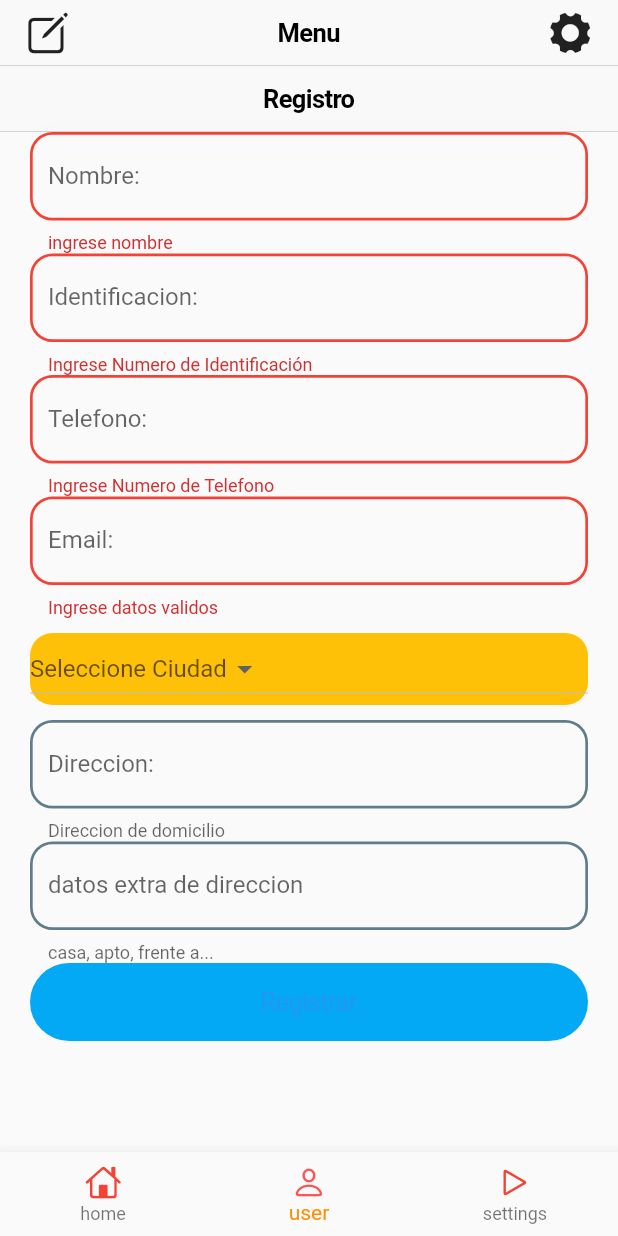
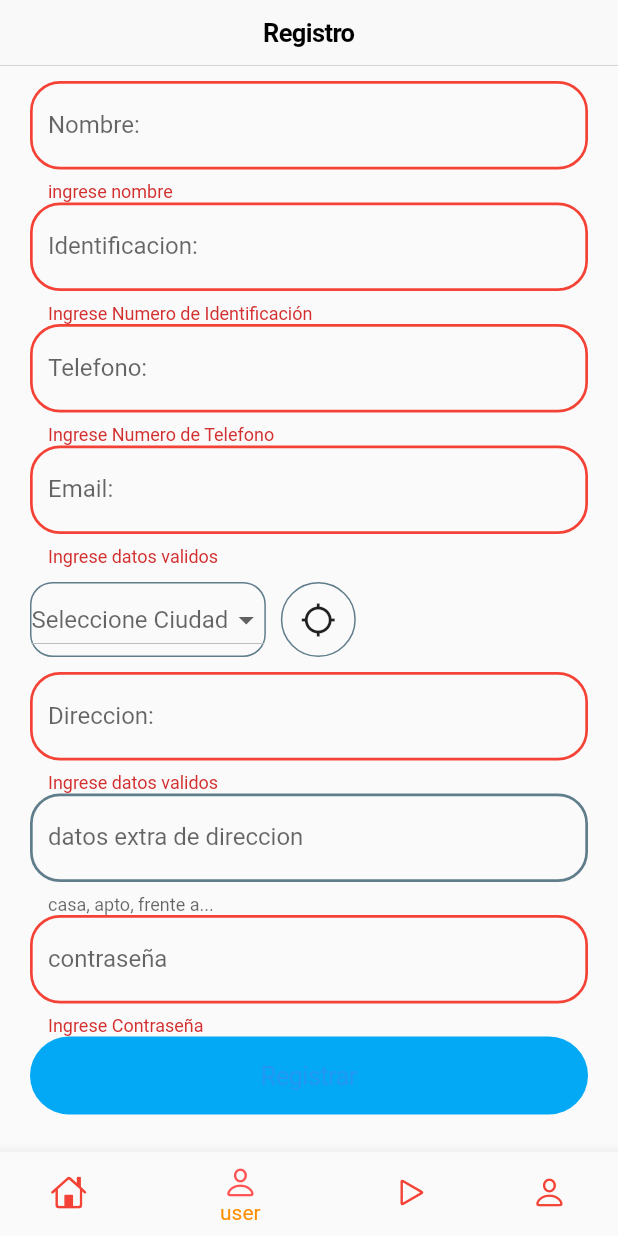
Before and after one commit to jorgearmandotu/products_material, a Flutter app: the screen it shows after launch, item 2 of the bottom bar chosen, on a phone screen of 412 x 824 dp. Run offline on Flutter 3.47's test engine with Material 2 defaults, Android fonts, the phone set to English and light mode, and no system bars; our stand-ins replace geolocator, google_maps_flutter, rxdart, transparent_image.

Commit message:
proceso de registro and login

```diff
--- a/lib/main.dart
+++ b/lib/main.dart
@@ -3,7 +3,8 @@ import 'package:flutter/cupertino.dart';
 import 'package:flutter/widgets.dart';
 import 'package:products_material/ui/widgets/MainView.dart';
 import 'package:flutter/services.dart';
-
+import 'package:products_material/ui/widgets/locationMap.dart';
+import 'ui/widgets/form_login.dart';
 import 'ui/widgets/form_register.dart';
 void main() => runApp(MyApp());
 
@@ -31,7 +32,8 @@ class _NavigatorBarState extends State<_NavigatorBar> {
   List<Widget> _widgetOptions = <Widget>[
     MainView(),
     FormRegister(),//page 2
-    Text('hola'),//pague 3
+    LocationMap(),//pague 3
+    FormLogin(),
   ];
 
   void _onTapped(int index){
@@ -43,18 +45,6 @@ class _NavigatorBarState extends State<_NavigatorBar> {
   @override
   Widget build(BuildContext context){
     return Scaffold(
-      appBar: CupertinoNavigationBar(
-        leading: Icon(CupertinoIcons.create),
-        middle: Text('Menu'),
-        trailing: Icon(CupertinoIcons.gear_solid),
-      ),
-      /*appBar: AppBar(
-        leading: Icon(CupertinoIcons.create),
-        title: Text('Menu'),
-        actions: <Widget>[
-          Icon(Icons.menu)
-        ],
-      ),*/
       body: _widgetOptions.elementAt(_selected),
       bottomNavigationBar: BottomNavigationBar(
         items: const <BottomNavigationBarItem>[
@@ -64,7 +54,7 @@ class _NavigatorBarState extends State<_NavigatorBar> {
             title: Text('home'),
             ),
           BottomNavigationBarItem(
-            icon: Icon(CupertinoIcons.person, color: Colors.red,),
+            icon: Icon(CupertinoIcons.person_add, color: Colors.red,),
             activeIcon: Icon(CupertinoIcons.person, color: Colors.redAccent),
             title: Text('user'),
             ),
@@ -72,6 +62,11 @@ class _NavigatorBarState extends State<_NavigatorBar> {
             icon: Icon(CupertinoIcons.play_arrow, color: Colors.red,),
             activeIcon: Icon(CupertinoIcons.play_arrow, color: Colors.redAccent),
             title: Text('settings'),
+            ),
+          BottomNavigationBarItem(
+            icon: Icon(CupertinoIcons.person, color: Colors.red,),
+            activeIcon: Icon(CupertinoIcons.play_arrow, color: Colors.redAccent),
+            title: Text('Login'),
             ),
         ],
         currentIndex: _selected,
--- /dev/null
+++ b/lib/models/user.dart
@@ -0,0 +1,49 @@
+import 'dart:convert';
+
+List<User> userFromJson(String str) => new List<User>.from(json.decode(str).map((x) => User.fromJson(x)));
+
+String userToJson(List<User> data) => json.encode(new List<dynamic>.from(data.map((x) => x.toJson())));
+
+class  User {
+  String name;
+  String id;
+  String phone;
+  String email;
+  String city;
+  String adress;
+  String indications;
+  String pwd;
+
+  User(
+    this.name,
+    this.id,
+    this.phone,
+    this.email,
+    this.city,
+    this.adress,
+    this.indications,
+    {this.pwd}
+  );
+
+  factory User.fromJson(Map<String, dynamic> json) => new User(
+    json['name'],
+    json['id'],
+    json['phone'],
+    json['email'],
+    json['city'],
+    json['adress'],
+    json['indications'],
+    pwd: json['pwd'],
+  );
+
+  Map<String, dynamic> toJson() => {
+    'name': name,
+    'id': id,
+    'phone': phone,
+    'email': email,
+    'city': city,
+    'adress': adress,
+    'indications': indications,
+    'pwd': pwd,
+  };
+}
--- a/lib/ui/widgets/form_register.dart
+++ b/lib/ui/widgets/form_register.dart
@@ -1,8 +1,14 @@
-
 import 'package:flutter/cupertino.dart';
 import 'package:flutter/material.dart';
 import 'package:flutter/painting.dart';
+import 'package:flutter/services.dart';
 import 'package:flutter/widgets.dart';
+import 'package:products_material/bloc/bloc_menu.dart';
+import 'package:products_material/models/request.dart' as prefix0;
+import 'package:products_material/models/user.dart';
+import 'package:products_material/models/Request.dart';
+import 'package:products_material/ui/widgets/form_login.dart';
+import './helper/borders.dart';
 
 class FormRegister extends StatelessWidget {
   @override
@@ -22,19 +28,49 @@ _RegisterNewUserState createState() => _RegisterNewUserState();
 }
 
 class _RegisterNewUserState extends State<RegisterNewUser> {
-  final keyRegisterUser = GlobalKey<FormState>();
+  final _keyRegisterUser = GlobalKey<FormState>();
+  TextEditingController _name = TextEditingController();
+  TextEditingController _id = TextEditingController();
+  TextEditingController _phone = TextEditingController();
+  TextEditingController _adress = TextEditingController();
+  TextEditingController _email = TextEditingController();
+  TextEditingController _indications = TextEditingController();
+  TextEditingController _pwd = TextEditingController();
+
+  @override
+  initState(){
+    SystemChrome.setPreferredOrientations([
+      DeviceOrientation.portraitUp,
+      DeviceOrientation.portraitDown,
+    ]);
+    super.initState();
+  }
+
+  @override
+  dispose(){
+    SystemChrome.setPreferredOrientations([
+      DeviceOrientation.landscapeLeft,
+      DeviceOrientation.landscapeRight,
+      DeviceOrientation.portraitDown,
+      DeviceOrientation.portraitUp,
+    ]);
+    super.dispose();
+  }
 
   String _city;
   List<DropdownMenuItem<String>> _listCity = [
     DropdownMenuItem(
       child: Text('pasto'),
-      value: 'Pasto',)
+      value: 'Pasto',),
+    DropdownMenuItem(
+      child: Text('Ipiales'),
+      value: 'Ipiales',),
   ];
 
   @override
   Widget build(context) {
     return Form(
-      key: keyRegisterUser,
+      key: _keyRegisterUser,
       autovalidate: true,
       child: formUser(),
     );
@@ -42,10 +78,10 @@ class _RegisterNewUserState extends State<RegisterNewUser> {
 
   Widget formUser() {
     return ListView(
-      shrinkWrap: true,
-      padding: EdgeInsets.symmetric(horizontal: 20.0,),
+      padding: EdgeInsets.symmetric(horizontal: 20.0, vertical: 10.0),
       children: <Widget>[
         TextFormField(//nombre
+          controller: _name,
           decoration: InputDecoration(
             labelText: 'Nombre:',
             helperText: 'Ingrese su nombre.',
@@ -61,6 +97,7 @@ class _RegisterNewUserState extends State<RegisterNewUser> {
           }
         ),
         TextFormField(//identificacion para factura
+          controller: _id,
           decoration: InputDecoration(
             labelText: 'Identificacion:',
             helperText: 'Ingrese numero de identificación',
@@ -74,7 +111,8 @@ class _RegisterNewUserState extends State<RegisterNewUser> {
           },
         ),
         TextFormField(//telefono
-        keyboardType: TextInputType.phone,
+          controller: _phone,
+          keyboardType: TextInputType.phone,
           decoration: InputDecoration(
             labelText: 'Telefono:',
             helperText: 'Ingrese numerp Telefono/Celular.',
@@ -88,6 +126,7 @@ class _RegisterNewUserState extends State<RegisterNewUser> {
           },
         ),
         TextFormField(//email
+        controller: _email,
         keyboardType: TextInputType.emailAddress,
           decoration: InputDecoration(
             focusedBorder: styleBorder(),
@@ -98,27 +137,27 @@ class _RegisterNewUserState extends State<RegisterNewUser> {
             helperText: 'Ingrese correo electronico.'
           ),
           validator: (value){
-            String expresion = "/^[a-zA-Z0-9.!#\$%&'*+\/=?^_`{|}~-]+@[a-zA-Z0-9](?:[a-zA-Z0-9-]{0,61}[a-zA-Z0-9])?(?:\\.[a-zA-Z0-9](?:[a-zA-Z0-9-]{0,61}[a-zA-Z0-9])?)*\$/";
-            String expresionEmail = "^[a-zA-Z0-9.!#\$%&'*+/=?^_`{|}~-]+@[a-zA-Z0-9-]+(?:\\.[a-zA-Z0-9-]+)*\$";
             if(value.isEmpty){
               return 'Ingrese datos validos';
-            }else if(RegExp(expresionEmail).hasMatch(value)){
+            }
+            RegExp emailUnicode = RegExp(r'/^(([^<>()\[\]\\.,;:\s@"]+(\.[^<>()\[\]\\.,;:\s@"]+)*)|(".+"))@((\[[0-9]{1,3}\.[0-9]{1,3}\.[0-9]{1,3}\.[0-9]{1,3}\])|(([a-zA-Z\-0-9]+\.)+[a-zA-Z]{2,}))$/');
+            RegExp email =  RegExp(r"^[a-zA-Z0-9.!#$%&'*+/=?^_`{|}~-]+@[a-zA-Z0-9-]+(?:\.[a-zA-Z0-9-]+)*$");
+            if(email.hasMatch(value.toString()) == false){
               return 'Ingrese Email Valido';
             }
+
           },
         ),
-        Container(
-
-        ),
-        Container(
+        Row(
+          //mainAxisAlignment: MainAxisAlignment.spaceBetween,
+          children: <Widget>[
+          Container(
           margin: EdgeInsets.symmetric(vertical: 10.0),
           decoration: BoxDecoration(
             borderRadius: BorderRadius.circular(15.0),
-            color: Colors.amber,
-
+            border: Border.all(color: Colors.blueGrey, style: BorderStyle.solid),
           ),
           child: DropdownButton<String>(
-
           hint: Text('Seleccione Ciudad'),
           items: _listCity,
           value: _city,
@@ -129,9 +168,17 @@ class _RegisterNewUserState extends State<RegisterNewUser> {
           },
         ),
         ),
-
+        Container(
+          margin: EdgeInsets.only(left: 10.0),
+          decoration: BoxDecoration(
+            borderRadius: BorderRadius.circular(30.0),
+            border: Border.all(color: Colors.blueGrey, style: BorderStyle.solid)
+          ),
+          child: IconButton(icon: Icon(Icons.location_searching), tooltip: 'ubicación', onPressed: (){},),
+        )
+        ],),
         TextFormField(//adress
-        keyboardAppearance: Brightness.dark,
+          controller: _adress,
           decoration: InputDecoration(
             focusedBorder: styleBorder(),
             enabledBorder: styleBorder(),
@@ -140,8 +187,14 @@ class _RegisterNewUserState extends State<RegisterNewUser> {
             labelText: 'Direccion:',
             helperText: 'Direccion de domicilio',
             ),
+            validator: (value){
+              if(value.isEmpty){
+                return 'Ingrese datos validos';
+              }
+            },
         ),
         TextFormField(//complemento addres
+          controller: _indications,
           decoration: InputDecoration(
             focusedBorder: styleBorder(),
             enabledBorder: styleBorder(),
@@ -151,36 +204,56 @@ class _RegisterNewUserState extends State<RegisterNewUser> {
             helperText: 'casa, apto, frente a...'
           ),
         ),
+        TextFormField(//pwd
+          controller: _pwd,
+          decoration: InputDecoration(
+            focusedBorder: styleBorder(),
+            enabledBorder: styleBorder(),
+            errorBorder: styleBorderError(),
+            focusedErrorBorder: styleBorderError(),
+            labelText: 'contraseña',
+            helperText: 'contraseña.'
+          ),
+          obscureText: true,
+          validator: (value){
+            if(value.isEmpty) return 'Ingrese Contraseña';
+          },
+        ),
         CupertinoButton(
           child: Text('Registrar'),
           color: Colors.lightBlue,
           pressedOpacity: 0.5,
           borderRadius: BorderRadius.circular(30.0),
-          onPressed: (){},
+          onPressed: ()async{
+            if(_keyRegisterUser.currentState.validate() && _city != null){
+              String name = _name.text;
+              String id = _id.text;
+              String phone = _phone.text;
+              String email = _email.text;
+              String city = _city;
+              String adress = _adress.text;
+              String indications = _indications.text;
+              String pwd = _pwd.text;
+              User user = new User(name, id, phone, email, city, adress, indications, pwd: pwd);
+
+              blocMenu.registerUser(user).then((value){
+                if(value.status){
+                  //redirecciona a inicio y se loguea
+                  Navigator.push(
+                    context,
+                    MaterialPageRoute(builder: (context) => FormLogin()),
+                  );
+                }
+                else{
+                  return showDialog(context: context, builder: (context)=>AlertDialog(title: Text('Error'), content: Text(value.message),));
+                }
+              });
+            }else {
+              return showDialog(context: context, builder: (context)=>AlertDialog(title: Text('Error!'), content: Text('Upps!, algo salio mal verifique datos.'), shape: RoundedRectangleBorder(borderRadius: BorderRadius.circular(15.0),),));
+            }
+          },
         ),
       ],
     );
   }
-
-  OutlineInputBorder styleBorder(){
-    return OutlineInputBorder(
-      borderRadius: BorderRadius.circular(15.0),
-      borderSide: BorderSide(
-        style: BorderStyle.solid,
-        color: Colors.blueGrey,
-        width: 1.8,
-      ),
-    );
-  }
-
-  OutlineInputBorder styleBorderError(){
-    return OutlineInputBorder(
-      borderRadius: BorderRadius.circular(15.0),
-      borderSide: BorderSide(
-        style: BorderStyle.solid,
-        color: Colors.red,
-        width: 1.8,
-      ),
-    );
-  }
 }
--- /dev/null
+++ b/lib/ui/widgets/helper/borders.dart
@@ -0,0 +1,23 @@
+import 'package:flutter/material.dart';
+
+OutlineInputBorder styleBorder(){
+    return OutlineInputBorder(
+      borderRadius: BorderRadius.circular(20.0),
+      borderSide: BorderSide(
+        style: BorderStyle.solid,
+        color: Colors.blueGrey,
+        width: 1.8,
+      ),
+    );
+  }
+
+OutlineInputBorder styleBorderError(){
+    return OutlineInputBorder(
+      borderRadius: BorderRadius.circular(20.0),
+      borderSide: BorderSide(
+        style: BorderStyle.solid,
+        color: Colors.red,
+        width: 1.8,
+      ),
+    );
+  }
--- a/pubspec.yaml
+++ b/pubspec.yaml
@@ -28,6 +28,9 @@ dependencies:
   transparent_image: ^1.0.0
   cached_network_image: ^0.8.0
   intl: ^0.15.8
+  google_maps_flutter: ^0.5.19+2
+  geolocator: '^5.0.0'
+
 
 dev_dependencies:
   flutter_test:
```
Also changed, not shown: lib/bloc/bloc_menu.dart (+10 -0 lines), lib/models/request.dart (added, +25 -0 lines), lib/services/api_service.dart (+34 -0 lines), lib/ui/widgets/MainView.dart (+10 -2 lines), lib/ui/widgets/form_login.dart (added, +112 -0 lines), lib/ui/widgets/locationMap.dart (added, +64 -0 lines), pubspec.lock, 4 other files.
